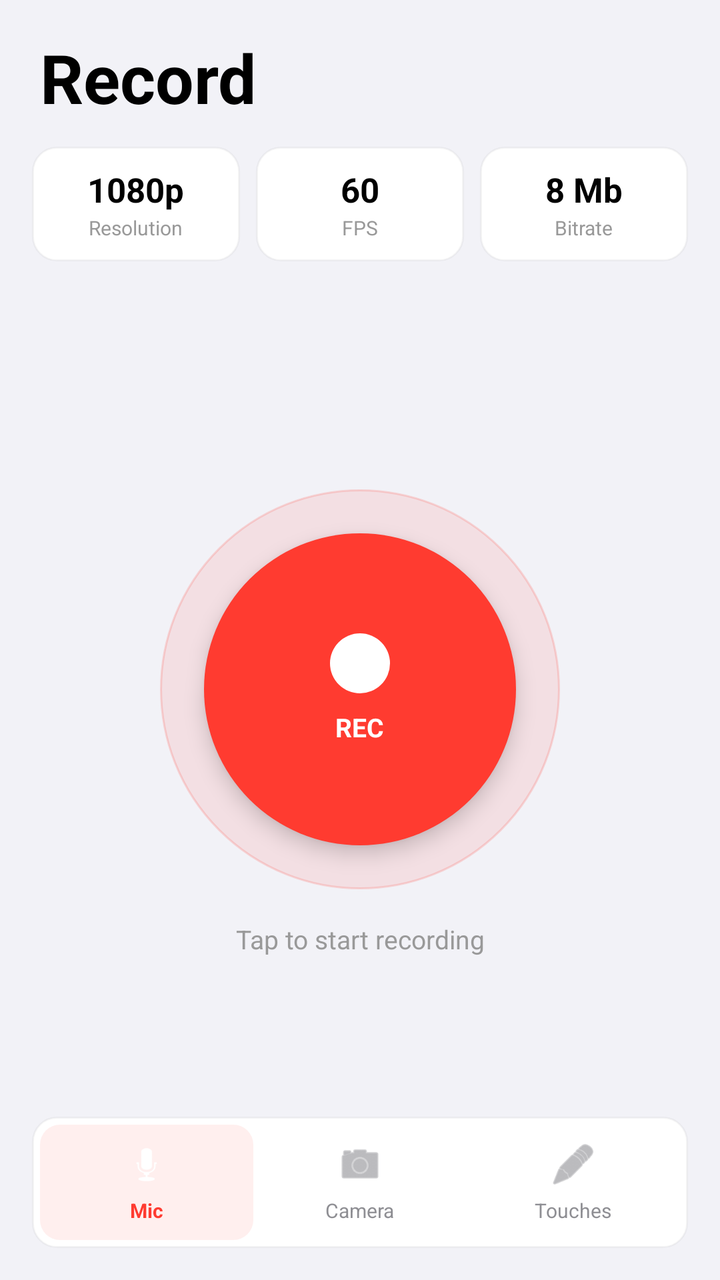
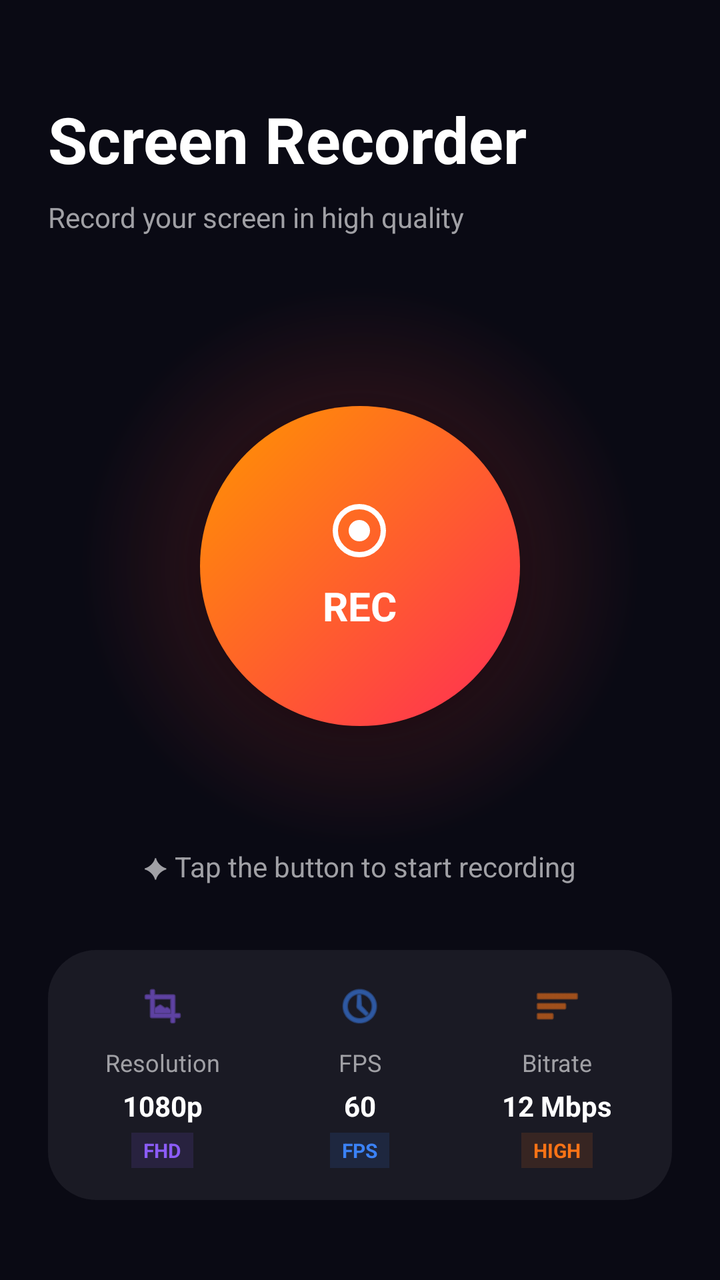

An Android layout rendered at two revisions. The XML below is the earlier revision; the diff shows what the commit changed to produce the second picture.
<!-- AndroidManifest.xml: application theme Theme.ScreenRecorder -->
<!-- res/layout/fragment_record.xml -->
<?xml version="1.0" encoding="utf-8"?>
<androidx.constraintlayout.widget.ConstraintLayout xmlns:android="http://schemas.android.com/apk/res/android"
    xmlns:app="http://schemas.android.com/apk/res-auto"
    android:layout_width="match_parent"
    android:layout_height="match_parent"
    android:background="#F2F2F7">

    <TextView
        android:id="@+id/txt_title"
        android:layout_width="wrap_content"
        android:layout_height="wrap_content"
        android:text="Record"
        android:textColor="#000000"
        android:textSize="34sp"
        android:textStyle="bold"
        android:layout_marginStart="20dp"
        android:layout_marginTop="16dp"
        app:layout_constraintTop_toTopOf="parent"
        app:layout_constraintStart_toStartOf="parent" />

    <LinearLayout
        android:id="@+id/stats_row"
        android:layout_width="match_parent"
        android:layout_height="wrap_content"
        android:orientation="horizontal"
        android:layout_marginHorizontal="16dp"
        android:layout_marginTop="12dp"
        android:baselineAligned="false"
        app:layout_constraintTop_toBottomOf="@id/txt_title">

        <LinearLayout
            android:layout_width="0dp"
            android:layout_weight="1"
            android:layout_height="wrap_content"
            android:orientation="vertical"
            android:gravity="center"
            android:background="@drawable/bg_stat_card"
            android:paddingVertical="10dp"
            android:layout_marginEnd="4dp">
            <TextView android:id="@+id/stat_res" android:layout_width="wrap_content" android:layout_height="wrap_content" android:text="1080p" android:textStyle="bold" android:textColor="#000" android:textSize="17sp" />
            <TextView android:layout_width="wrap_content" android:layout_height="wrap_content" android:text="Resolution" android:textColor="#999999" android:textSize="10sp" android:layout_marginTop="1dp"/>
        </LinearLayout>

        <LinearLayout
            android:layout_width="0dp"
            android:layout_weight="1"
            android:layout_height="wrap_content"
            android:orientation="vertical"
            android:gravity="center"
            android:background="@drawable/bg_stat_card"
            android:paddingVertical="10dp"
            android:layout_marginHorizontal="4dp">
            <TextView android:id="@+id/stat_fps" android:layout_width="wrap_content" android:layout_height="wrap_content" android:text="60" android:textStyle="bold" android:textColor="#000" android:textSize="17sp" />
            <TextView android:layout_width="wrap_content" android:layout_height="wrap_content" android:text="FPS" android:textColor="#999999" android:textSize="10sp" android:layout_marginTop="1dp"/>
        </LinearLayout>

        <LinearLayout
            android:layout_width="0dp"
            android:layout_weight="1"
            android:layout_height="wrap_content"
            android:orientation="vertical"
            android:gravity="center"
            android:background="@drawable/bg_stat_card"
            android:paddingVertical="10dp"
            android:layout_marginStart="4dp">
            <TextView android:id="@+id/stat_bit" android:layout_width="wrap_content" android:layout_height="wrap_content" android:text="8 Mb" android:textStyle="bold" android:textColor="#000" android:textSize="17sp" />
            <TextView android:layout_width="wrap_content" android:layout_height="wrap_content" android:text="Bitrate" android:textColor="#999999" android:textSize="10sp" android:layout_marginTop="1dp"/>
        </LinearLayout>
    </LinearLayout>

    <FrameLayout
        android:id="@+id/rec_halo"
        android:layout_width="200dp"
        android:layout_height="200dp"
        android:background="@drawable/bg_halo"
        app:layout_constraintTop_toBottomOf="@id/stats_row"
        app:layout_constraintBottom_toTopOf="@id/quick_bar"
        app:layout_constraintStart_toStartOf="parent"
        app:layout_constraintEnd_toEndOf="parent">

        <FrameLayout
            android:id="@+id/btn_record"
            android:layout_width="156dp"
            android:layout_height="156dp"
            android:layout_gravity="center"
            android:background="@drawable/bg_rec_btn"
            android:elevation="6dp">
            <LinearLayout
                android:layout_width="wrap_content"
                android:layout_height="wrap_content"
                android:layout_gravity="center"
                android:orientation="vertical"
                android:gravity="center">
                <View
                    android:id="@+id/rec_circle"
                    android:layout_width="30dp"
                    android:layout_height="30dp"
                    android:background="@drawable/bg_rec_circle" />
                <TextView
                    android:layout_width="wrap_content"
                    android:layout_height="wrap_content"
                    android:text="REC"
                    android:textColor="#FFFFFF"
                    android:textSize="13sp"
                    android:textStyle="bold"
                    android:layout_marginTop="8dp" />
            </LinearLayout>
        </FrameLayout>
    </FrameLayout>

    <TextView
        android:id="@+id/txt_status"
        android:layout_width="wrap_content"
        android:layout_height="wrap_content"
        android:text="Tap to start recording"
        android:textColor="#999999"
        android:textSize="13sp"
        android:layout_marginTop="16dp"
        app:layout_constraintTop_toBottomOf="@id/rec_halo"
        app:layout_constraintStart_toStartOf="parent"
        app:layout_constraintEnd_toEndOf="parent" />

    <LinearLayout
        android:id="@+id/quick_bar"
        android:layout_width="match_parent"
        android:layout_height="wrap_content"
        android:orientation="horizontal"
        android:background="@drawable/bg_stat_card"
        android:layout_marginHorizontal="16dp"
        android:layout_marginBottom="16dp"
        android:padding="4dp"
        app:layout_constraintBottom_toBottomOf="parent">

        <LinearLayout
            android:id="@+id/btn_mic"
            android:layout_width="0dp"
            android:layout_weight="1"
            android:layout_height="wrap_content"
            android:orientation="vertical"
            android:gravity="center"
            android:padding="8dp"
            android:background="@drawable/bg_quick_toggle_on">
            <ImageView
                android:layout_width="24dp"
                android:layout_height="24dp"
                android:src="@android:drawable/ic_btn_speak_now"
                app:tint="#fff" />
            <TextView
                android:layout_width="wrap_content"
                android:layout_height="wrap_content"
                android:text="Mic"
                android:textColor="#FF3B30"
                android:textSize="10sp"
                android:textStyle="bold"
                android:layout_marginTop="4dp"/>
        </LinearLayout>

        
        <LinearLayout
            android:layout_width="0dp"
            android:layout_weight="1"
            android:layout_height="wrap_content"
            android:orientation="vertical"
            android:gravity="center"
            android:padding="8dp">
            <ImageView
                android:layout_width="24dp"
                android:layout_height="24dp"
                android:src="@android:drawable/ic_menu_camera"
                app:tint="#8E8E93" />
            <TextView
                android:layout_width="wrap_content"
                android:layout_height="wrap_content"
                android:text="Camera"
                android:textColor="#8E8E93"
                android:textSize="10sp"
                android:layout_marginTop="4dp"/>
        </LinearLayout>
        <LinearLayout
            android:layout_width="0dp"
            android:layout_weight="1"
            android:layout_height="wrap_content"
            android:orientation="vertical"
            android:gravity="center"
            android:padding="8dp">
            <ImageView
                android:layout_width="24dp"
                android:layout_height="24dp"
                android:src="@android:drawable/ic_menu_edit"
                app:tint="#8E8E93" />
            <TextView
                android:layout_width="wrap_content"
                android:layout_height="wrap_content"
                android:text="Touches"
                android:textColor="#8E8E93"
                android:textSize="10sp"
                android:layout_marginTop="4dp"/>
        </LinearLayout>
    </LinearLayout>
</androidx.constraintlayout.widget.ConstraintLayout>
<!-- resources referenced by this layout -->
<resources>
  <!-- drawable bg_halo (drawable) -->
  <?xml version="1.0" encoding="utf-8"?>
  <shape xmlns:android="http://schemas.android.com/apk/res/android"
      android:shape="oval">
      <solid android:color="#1AFF3B30" />
      <stroke android:width="1dp" android:color="#2EFF3B30" />
  </shape>
  <!-- drawable bg_quick_toggle_on (drawable) -->
  <?xml version="1.0" encoding="utf-8"?>
  <shape xmlns:android="http://schemas.android.com/apk/res/android"
      android:shape="rectangle">
      <corners android:radius="10dp" />
      <solid android:color="#14FF3B30" />
  </shape>
  <!-- drawable bg_rec_btn (drawable) -->
  <?xml version="1.0" encoding="utf-8"?>
  <shape xmlns:android="http://schemas.android.com/apk/res/android"
      android:shape="oval">
      <solid android:color="#FF3B30" />
  </shape>
  <!-- drawable bg_rec_circle (drawable) -->
  <?xml version="1.0" encoding="utf-8"?>
  <shape xmlns:android="http://schemas.android.com/apk/res/android"
      android:shape="oval">
      <solid android:color="#FFFFFF" />
  </shape>
  <!-- drawable bg_stat_card (drawable) -->
  <?xml version="1.0" encoding="utf-8"?>
  <shape xmlns:android="http://schemas.android.com/apk/res/android"
      android:shape="rectangle">
      <corners android:radius="12dp" />
      <solid android:color="#FFFFFF" />
      <stroke android:width="1dp" android:color="#0A000000" />
  </shape>
  <style name="Theme.ScreenRecorder" parent="Theme.MaterialComponents.DayNight.NoActionBar">
          <item name="colorPrimary">@color/blue_ios</item>
          <item name="colorPrimaryDark">@color/black</item>
          <item name="colorAccent">@color/red_record</item>
          <item name="android:windowBackground">@color/black</item>
          <item name="android:navigationBarColor">@color/black</item>
          <item name="android:statusBarColor">@color/black</item>
          <item name="android:textColorPrimary">@color/white</item>
      </style>
  <color name="blue_ios">#0A84FF</color>
  <color name="black">#000000</color>
  <color name="red_record">#FF3B30</color>
  <color name="white">#FFFFFF</color>
</resources>

<!-- the commit's change to res/layout/fragment_record.xml (unified diff, before → after) -->
@@ -3,88 +3,52 @@
     xmlns:app="http://schemas.android.com/apk/res-auto"
     android:layout_width="match_parent"
     android:layout_height="match_parent"
-    android:background="#F2F2F7">
+    android:background="#0A0A14">
 
+    
     <TextView
         android:id="@+id/txt_title"
         android:layout_width="wrap_content"
         android:layout_height="wrap_content"
-        android:text="Record"
-        android:textColor="#000000"
-        android:textSize="34sp"
+        android:text="Screen Recorder"
+        android:textColor="#FFFFFF"
+        android:textSize="32sp"
         android:textStyle="bold"
-        android:layout_marginStart="20dp"
-        android:layout_marginTop="16dp"
+        android:layout_marginStart="24dp"
+        android:layout_marginTop="48dp"
         app:layout_constraintTop_toTopOf="parent"
         app:layout_constraintStart_toStartOf="parent" />
 
-    <LinearLayout
-        android:id="@+id/stats_row"
-        android:layout_width="match_parent"
+    <TextView
+        android:id="@+id/txt_subtitle"
+        android:layout_width="wrap_content"
         android:layout_height="wrap_content"
-        android:orientation="horizontal"
-        android:layout_marginHorizontal="16dp"
-        android:layout_marginTop="12dp"
-        android:baselineAligned="false"
-        app:layout_constraintTop_toBottomOf="@id/txt_title">
+        android:text="Record your screen in high quality"
+        android:textColor="#A0A0A5"
+        android:textSize="14sp"
+        android:layout_marginStart="24dp"
+        android:layout_marginTop="8dp"
+        app:layout_constraintTop_toBottomOf="@id/txt_title"
+        app:layout_constraintStart_toStartOf="parent" />
 
-        <LinearLayout
-            android:layout_width="0dp"
-            android:layout_weight="1"
-            android:layout_height="wrap_content"
-            android:orientation="vertical"
-            android:gravity="center"
-            android:background="@drawable/bg_stat_card"
-            android:paddingVertical="10dp"
-            android:layout_marginEnd="4dp">
-            <TextView android:id="@+id/stat_res" android:layout_width="wrap_content" android:layout_height="wrap_content" android:text="1080p" android:textStyle="bold" android:textColor="#000" android:textSize="17sp" />
-            <TextView android:layout_width="wrap_content" android:layout_height="wrap_content" android:text="Resolution" android:textColor="#999999" android:textSize="10sp" android:layout_marginTop="1dp"/>
-        </LinearLayout>
-
-        <LinearLayout
-            android:layout_width="0dp"
-            android:layout_weight="1"
-            android:layout_height="wrap_content"
-            android:orientation="vertical"
-            android:gravity="center"
-            android:background="@drawable/bg_stat_card"
-            android:paddingVertical="10dp"
-            android:layout_marginHorizontal="4dp">
-            <TextView android:id="@+id/stat_fps" android:layout_width="wrap_content" android:layout_height="wrap_content" android:text="60" android:textStyle="bold" android:textColor="#000" android:textSize="17sp" />
-            <TextView android:layout_width="wrap_content" android:layout_height="wrap_content" android:text="FPS" android:textColor="#999999" android:textSize="10sp" android:layout_marginTop="1dp"/>
-        </LinearLayout>
-
-        <LinearLayout
-            android:layout_width="0dp"
-            android:layout_weight="1"
-            android:layout_height="wrap_content"
-            android:orientation="vertical"
-            android:gravity="center"
-            android:background="@drawable/bg_stat_card"
-            android:paddingVertical="10dp"
-            android:layout_marginStart="4dp">
-            <TextView android:id="@+id/stat_bit" android:layout_width="wrap_content" android:layout_height="wrap_content" android:text="8 Mb" android:textStyle="bold" android:textColor="#000" android:textSize="17sp" />
-            <TextView android:layout_width="wrap_content" android:layout_height="wrap_content" android:text="Bitrate" android:textColor="#999999" android:textSize="10sp" android:layout_marginTop="1dp"/>
-        </LinearLayout>
-    </LinearLayout>
-
+    
     <FrameLayout
         android:id="@+id/rec_halo"
-        android:layout_width="200dp"
-        android:layout_height="200dp"
-        android:background="@drawable/bg_halo"
-        app:layout_constraintTop_toBottomOf="@id/stats_row"
-        app:layout_constraintBottom_toTopOf="@id/quick_bar"
+        android:layout_width="280dp"
+        android:layout_height="280dp"
+        android:background="@drawable/bg_halo_gradient"
+        app:layout_constraintTop_toBottomOf="@id/txt_title"
+        app:layout_constraintBottom_toTopOf="@id/stats_row_container"
         app:layout_constraintStart_toStartOf="parent"
         app:layout_constraintEnd_toEndOf="parent">
 
         <FrameLayout
             android:id="@+id/btn_record"
-            android:layout_width="156dp"
-            android:layout_height="156dp"
+            android:layout_width="160dp"
+            android:layout_height="160dp"
             android:layout_gravity="center"
-            android:background="@drawable/bg_rec_btn"
-            android:elevation="6dp">
+            android:background="@drawable/bg_rec_btn_gradient"
+            android:elevation="12dp">
             <LinearLayout
                 android:layout_width="wrap_content"
                 android:layout_height="wrap_content"
@@ -93,15 +57,16 @@
                 android:gravity="center">
                 <View
                     android:id="@+id/rec_circle"
-                    android:layout_width="30dp"
-                    android:layout_height="30dp"
-                    android:background="@drawable/bg_rec_circle" />
+                    android:layout_width="32dp"
+                    android:layout_height="32dp"
+                    android:background="@drawable/ic_record_circle" />
                 <TextView
+                    android:id="@+id/txt_rec"
                     android:layout_width="wrap_content"
                     android:layout_height="wrap_content"
                     android:text="REC"
                     android:textColor="#FFFFFF"
-                    android:textSize="13sp"
+                    android:textSize="20sp"
                     android:textStyle="bold"
                     android:layout_marginTop="8dp" />
             </LinearLayout>
@@ -112,47 +77,43 @@
         android:id="@+id/txt_status"
         android:layout_width="wrap_content"
         android:layout_height="wrap_content"
-        android:text="Tap to start recording"
-        android:textColor="#999999"
-        android:textSize="13sp"
-        android:layout_marginTop="16dp"
-        app:layout_constraintTop_toBottomOf="@id/rec_halo"
+        android:text="✦ Tap the button to start recording"
+        android:textColor="#A0A0A5"
+        android:textSize="14sp"
+        android:layout_marginBottom="32dp"
+        app:layout_constraintBottom_toTopOf="@id/stats_row_container"
         app:layout_constraintStart_toStartOf="parent"
         app:layout_constraintEnd_toEndOf="parent" />
 
+    
     <LinearLayout
-        android:id="@+id/quick_bar"
+        android:id="@+id/stats_row_container"
         android:layout_width="match_parent"
         android:layout_height="wrap_content"
         android:orientation="horizontal"
-        android:background="@drawable/bg_stat_card"
-        android:layout_marginHorizontal="16dp"
-        android:layout_marginBottom="16dp"
-        android:padding="4dp"
+        android:layout_marginHorizontal="24dp"
+        android:layout_marginBottom="40dp"
+        android:background="@drawable/bg_stats_dark"
+        android:paddingVertical="16dp"
+        android:paddingHorizontal="8dp"
         app:layout_constraintBottom_toBottomOf="parent">
 
+        
         <LinearLayout
-            android:id="@+id/btn_mic"
             android:layout_width="0dp"
             android:layout_weight="1"
             android:layout_height="wrap_content"
             android:orientation="vertical"
-            android:gravity="center"
-            android:padding="8dp"
-            android:background="@drawable/bg_quick_toggle_on">
+            android:gravity="center">
             <ImageView
                 android:layout_width="24dp"
                 android:layout_height="24dp"
-                android:src="@android:drawable/ic_btn_speak_now"
-                app:tint="#fff" />
-            <TextView
-                android:layout_width="wrap_content"
-                android:layout_height="wrap_content"
-                android:text="Mic"
-                android:textColor="#FF3B30"
-                android:textSize="10sp"
-                android:textStyle="bold"
-                android:layout_marginTop="4dp"/>
+                android:src="@android:drawable/ic_menu_crop"
+                app:tint="#8B5CF6"
+                android:layout_marginBottom="8dp"/>
+            <TextView android:layout_width="wrap_content" android:layout_height="wrap_content" android:text="Resolution" android:textColor="#A0A0A5" android:textSize="12sp" />
+            <TextView android:id="@+id/stat_res" android:layout_width="wrap_content" android:layout_height="wrap_content" android:text="1080p" android:textColor="#FFFFFF" android:textSize="14sp" android:textStyle="bold" android:layout_marginTop="4dp"/>
+            <TextView android:layout_width="wrap_content" android:layout_height="wrap_content" android:text="FHD" android:textColor="#8B5CF6" android:background="#208B5CF6" android:paddingHorizontal="6dp" android:paddingVertical="2dp" android:textSize="10sp" android:layout_marginTop="4dp" android:textStyle="bold"/>
         </LinearLayout>
 
         
@@ -161,40 +122,41 @@
             android:layout_weight="1"
             android:layout_height="wrap_content"
             android:orientation="vertical"
-            android:gravity="center"
-            android:padding="8dp">
+            android:gravity="center">
             <ImageView
                 android:layout_width="24dp"
                 android:layout_height="24dp"
-                android:src="@android:drawable/ic_menu_camera"
-                app:tint="#8E8E93" />
-            <TextView
-                android:layout_width="wrap_content"
-                android:layout_height="wrap_content"
-                android:text="Camera"
-                android:textColor="#8E8E93"
-                android:textSize="10sp"
-                android:layout_marginTop="4dp"/>
+                android:src="@android:drawable/ic_menu_recent_history"
+                app:tint="#3B82F6"
+                android:layout_marginBottom="8dp"/>
+            <TextView android:layout_width="wrap_content" android:layout_height="wrap_content" android:text="FPS" android:textColor="#A0A0A5" android:textSize="12sp" />
+            <TextView android:id="@+id/stat_fps" android:layout_width="wrap_content" android:layout_height="wrap_content" android:text="60" android:textColor="#FFFFFF" android:textSize="14sp" android:textStyle="bold" android:layout_marginTop="4dp"/>
+            <TextView android:layout_width="wrap_content" android:layout_height="wrap_content" android:text="FPS" android:textColor="#3B82F6" android:background="#203B82F6" android:paddingHorizontal="6dp" android:paddingVertical="2dp" android:textSize="10sp" android:layout_marginTop="4dp" android:textStyle="bold"/>
         </LinearLayout>
+
+        
         <LinearLayout
             android:layout_width="0dp"
             android:layout_weight="1"
             android:layout_height="wrap_content"
             android:orientation="vertical"
-            android:gravity="center"
-            android:padding="8dp">
+            android:gravity="center">
             <ImageView
                 android:layout_width="24dp"
                 android:layout_height="24dp"
-                android:src="@android:drawable/ic_menu_edit"
-                app:tint="#8E8E93" />
-            <TextView
-                android:layout_width="wrap_content"
-                android:layout_height="wrap_content"
-                android:text="Touches"
-                android:textColor="#8E8E93"
-                android:textSize="10sp"
-                android:layout_marginTop="4dp"/>
+                android:src="@android:drawable/ic_menu_sort_by_size"
+                app:tint="#F97316"
+                android:layout_marginBottom="8dp"/>
+            <TextView android:layout_width="wrap_content" android:layout_height="wrap_content" android:text="Bitrate" android:textColor="#A0A0A5" android:textSize="12sp" />
+            <TextView android:id="@+id/stat_bit" android:layout_width="wrap_content" android:layout_height="wrap_content" android:text="12 Mbps" android:textColor="#FFFFFF" android:textSize="14sp" android:textStyle="bold" android:layout_marginTop="4dp"/>
+            <TextView android:layout_width="wrap_content" android:layout_height="wrap_content" android:text="HIGH" android:textColor="#F97316" android:background="#20F97316" android:paddingHorizontal="6dp" android:paddingVertical="2dp" android:textSize="10sp" android:layout_marginTop="4dp" android:textStyle="bold"/>
         </LinearLayout>
     </LinearLayout>
+
+    
+    <LinearLayout
+        android:id="@+id/btn_mic"
+        android:layout_width="wrap_content"
+        android:layout_height="wrap_content"
+        android:visibility="gone" />
 </androidx.constraintlayout.widget.ConstraintLayout>
<!-- resource entries referenced after the edit -->
@@ -1,39 +1,49 @@
 <!-- resources referenced by this layout -->
 <resources>
-  <!-- drawable bg_halo (drawable) -->
+  <!-- drawable bg_halo_gradient (drawable) -->
   <?xml version="1.0" encoding="utf-8"?>
   <shape xmlns:android="http://schemas.android.com/apk/res/android"
       android:shape="oval">
-      <solid android:color="#1AFF3B30" />
-      <stroke android:width="1dp" android:color="#2EFF3B30" />
+      <gradient
+          android:type="radial"
+          android:gradientRadius="140dp"
+          android:startColor="#40FF3B30"
+          android:endColor="#00FF3B30"
+          android:centerX="0.5"
+          android:centerY="0.5" />
   </shape>
-  <!-- drawable bg_quick_toggle_on (drawable) -->
+  <!-- drawable bg_rec_btn_gradient (drawable) -->
+  <?xml version="1.0" encoding="utf-8"?>
+  <shape xmlns:android="http://schemas.android.com/apk/res/android"
+      android:shape="oval">
+      <gradient
+          android:type="linear"
+          android:angle="135"
+          android:startColor="#FF2D55"
+          android:endColor="#FF9500" />
+  </shape>
+  <!-- drawable bg_stats_dark (drawable) -->
   <?xml version="1.0" encoding="utf-8"?>
   <shape xmlns:android="http://schemas.android.com/apk/res/android"
       android:shape="rectangle">
-      <corners android:radius="10dp" />
-      <solid android:color="#14FF3B30" />
+      <corners android:radius="24dp" />
+      <solid android:color="#1A1A24" />
   </shape>
-  <!-- drawable bg_rec_btn (drawable) -->
-  <?xml version="1.0" encoding="utf-8"?>
-  <shape xmlns:android="http://schemas.android.com/apk/res/android"
-      android:shape="oval">
-      <solid android:color="#FF3B30" />
-  </shape>
-  <!-- drawable bg_rec_circle (drawable) -->
-  <?xml version="1.0" encoding="utf-8"?>
-  <shape xmlns:android="http://schemas.android.com/apk/res/android"
-      android:shape="oval">
-      <solid android:color="#FFFFFF" />
-  </shape>
-  <!-- drawable bg_stat_card (drawable) -->
-  <?xml version="1.0" encoding="utf-8"?>
-  <shape xmlns:android="http://schemas.android.com/apk/res/android"
-      android:shape="rectangle">
-      <corners android:radius="12dp" />
-      <solid android:color="#FFFFFF" />
-      <stroke android:width="1dp" android:color="#0A000000" />
-  </shape>
+  <!-- drawable ic_record_circle (drawable) -->
+  <vector xmlns:android="http://schemas.android.com/apk/res/android"
+      android:width="24dp"
+      android:height="24dp"
+      android:viewportWidth="24.0"
+      android:viewportHeight="24.0">
+      <path
+          android:fillColor="#00000000"
+          android:pathData="M12,12m-9,0a9,9 0,1 1,18 0a9,9 0,1 1,-18 0"
+          android:strokeWidth="2"
+          android:strokeColor="#FFFFFF"/>
+      <path
+          android:fillColor="#FFFFFF"
+          android:pathData="M12,12m-4,0a4,4 0,1 1,8 0a4,4 0,1 1,-8 0"/>
+  </vector>
   <style name="Theme.ScreenRecorder" parent="Theme.MaterialComponents.DayNight.NoActionBar">
           <item name="colorPrimary">@color/blue_ios</item>
           <item name="colorPrimaryDark">@color/black</item>
